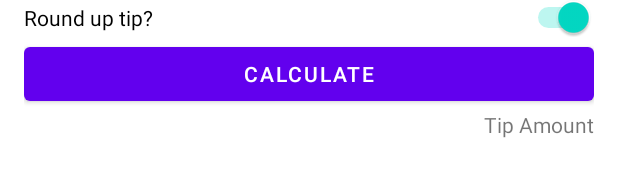
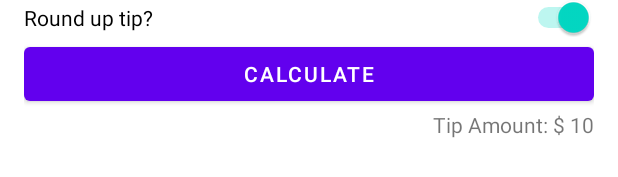
Before and after one commit to NaturalBug/tip-time, an Android app: the layout activity_main.xml on its own in the app's theme, with its tools: preview values and no code run, on a phone screen of 412 x 824 dp. Shown: the part 340-517 px from the top of the screen. Run offline under Robolectric (Android 15) with nearby library versions, the phone set to English and light mode, and no system bars.

Commit message:
feat: calculate tip

```diff
--- a/app/src/main/res/layout/activity_main.xml
+++ b/app/src/main/res/layout/activity_main.xml
@@ -75,7 +75,7 @@
         android:id="@+id/tip_result"
         android:layout_width="wrap_content"
         android:layout_height="wrap_content"
-        android:text="@string/tip_amount"
         app:layout_constraintEnd_toEndOf="parent"
-        app:layout_constraintTop_toBottomOf="@id/calculate_button" />
+        app:layout_constraintTop_toBottomOf="@id/calculate_button"
+        tools:text="Tip Amount: $ 10" />
 </androidx.constraintlayout.widget.ConstraintLayout>
--- a/app/src/main/res/values/strings.xml
+++ b/app/src/main/res/values/strings.xml
@@ -7,5 +7,5 @@
     <string name="okay_service">Okay (15%)</string>
     <string name="round_up_tip">Round up tip?</string>
     <string name="calculate">Calculate</string>
-    <string name="tip_amount">Tip Amount</string>
+    <string name="tip_amount">Tip Amount: %s</string>
 </resources>
```
Also changed, not shown: app/src/main/java/com/example/tiptime/MainActivity.kt (+20 -0 lines).
